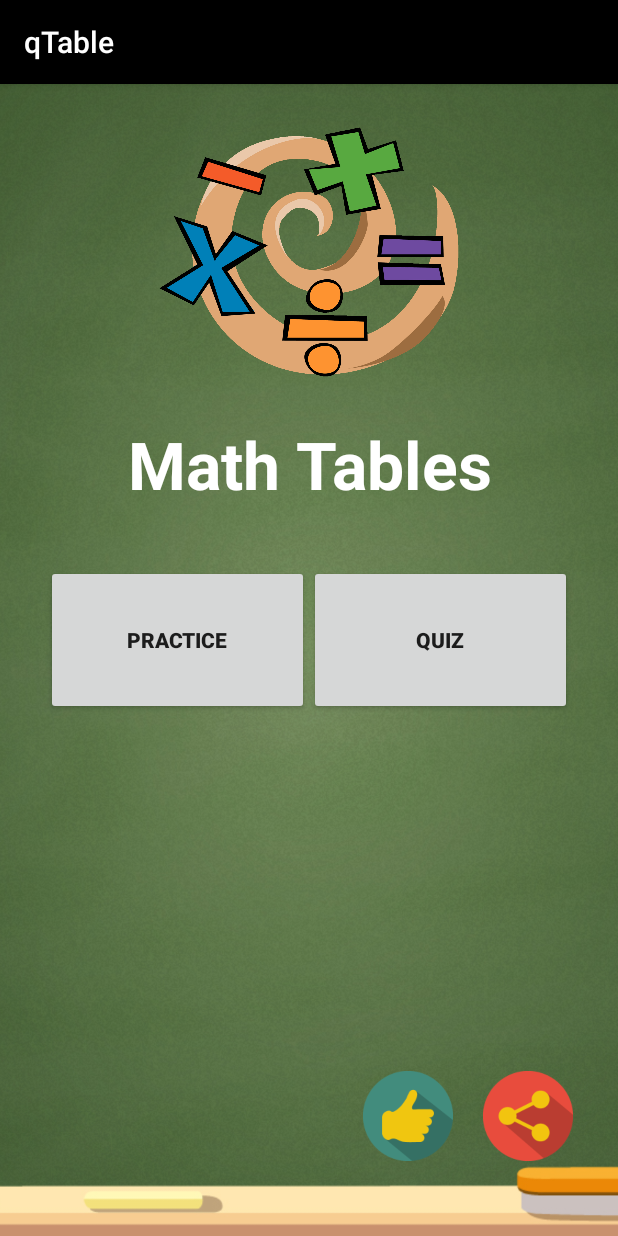
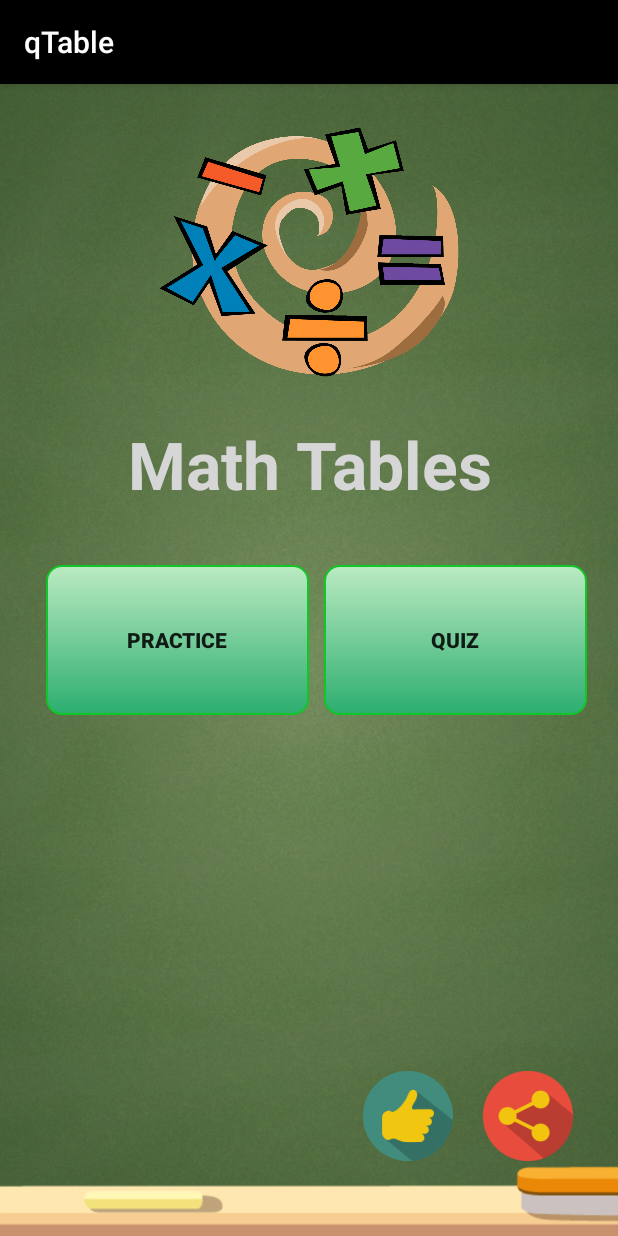
Before and after one commit to codedbyaman/aTable, an Android app: the screen it shows after launch (MainActivity), on a phone screen of 412 x 824 dp. Run offline under Robolectric (Android 15) with nearby library versions, the phone set to English and light mode, and no system bars.

Commit message:
imported butto background and color from res file

```diff
--- a/app/src/main/res/layout/activity_main.xml
+++ b/app/src/main/res/layout/activity_main.xml
@@ -28,9 +28,10 @@
             android:layout_marginTop="@dimen/main_screen_layout_marginTop"
             android:gravity="center"
             android:text="Math Tables"
-            android:textColor="#ffffff"
+            android:fontFamily="@"
+            android:textColor="@color/colorMain"
             android:textSize="@dimen/main_screen_textsize"
-            android:textStyle="bold" />
+            android:textStyle="bold"/>
 
         <LinearLayout
             android:layout_width="match_parent"
@@ -42,17 +43,20 @@
                 android:id="@+id/bt_practice"
                 android:layout_width="@dimen/main_practice_button_width"
                 android:layout_height="@dimen/main_practice_button_height"
+                android:layout_marginHorizontal="10dp"
                 android:layout_marginTop="@dimen/main_practic_button_marginTop"
+                android:background="@drawable/button_shape"
                 android:text="practice"
-                android:textStyle="bold"/>
+                android:textStyle="bold" />
 
             <Button
                 android:id="@+id/bt_quiz"
                 android:layout_width="@dimen/main_quiz_button_width"
                 android:layout_height="@dimen/main_quiz_button_height"
                 android:layout_marginTop="@dimen/main_quiz_button_marginTop"
+                android:background="@drawable/button_shape"
                 android:text="quiz"
-                android:textStyle="bold"/>
+                android:textStyle="bold" />
         </LinearLayout>
 
         <LinearLayout
```
